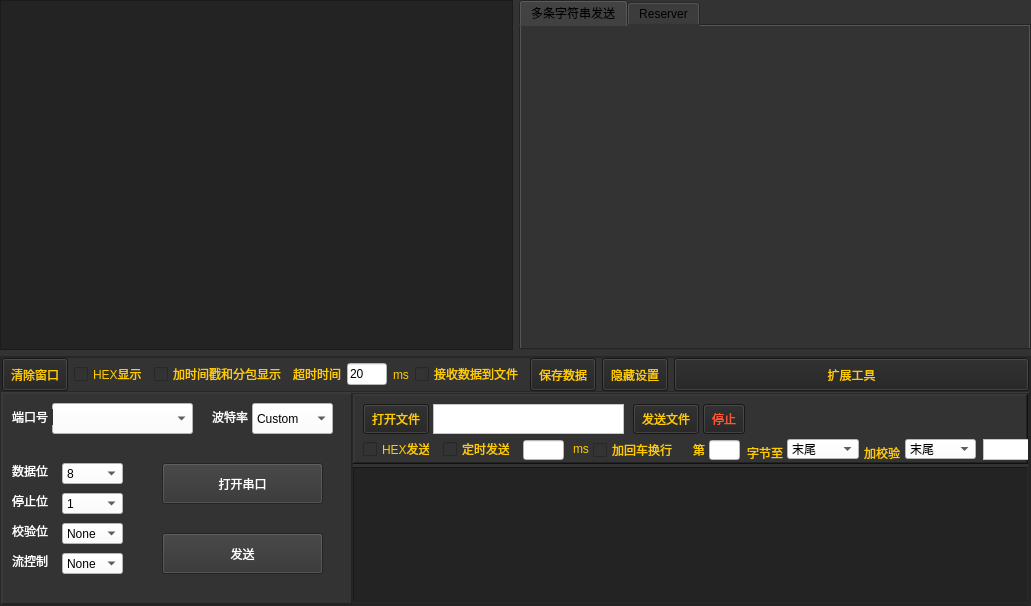
LonelyVenus/AdanceToo, file serial_ui.ui: the form before one commit.
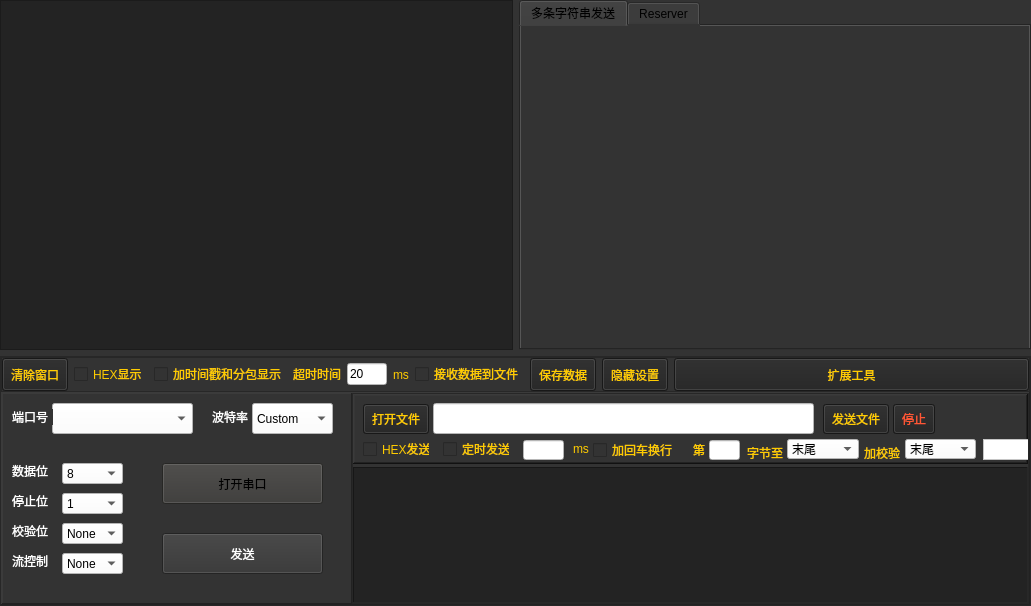
The form after the commit. Icons and pictures are not drawn.

Commit message: 1、增加了USB和TCP窗口 2、增加串口打开、数据发送和接收功能 3、其它功能型界面调整

Diff of the .ui file:
```diff
--- a/serial_ui.ui
+++ b/serial_ui.ui
@@ -570,12 +570,24 @@
                 </rect>
                </property>
                <property name="styleSheet">
-                <string notr="true">font: 11pt &quot;宋体&quot;;
-color: rgb(255, 255, 255);</string>
+                <string notr="true">font: 15pt &quot;黑体&quot;;
+color: rgb(0, 0, 0);
+background-color: rgb(55, 54, 52);</string>
                </property>
                <property name="text">
                 <string>打开串口</string>
                </property>
+               <property name="icon">
+                <iconset>
+                 <normaloff>off_1.png</normaloff>
+                 <normalon>on_1.png</normalon>off_1.png</iconset>
+               </property>
+               <property name="iconSize">
+                <size>
+                 <width>32</width>
+                 <height>32</height>
+                </size>
+               </property>
               </widget>
               <widget class="QLabel" name="label_3">
                <property name="geometry">
@@ -874,33 +886,6 @@
                    <bool>false</bool>
                   </property>
                  </widget>
-                 <widget class="QTextBrowser" name="comFiletextBrowser">
-                  <property name="geometry">
-                   <rect>
-                    <x>80</x>
-                    <y>10</y>
-                    <width>191</width>
-                    <height>30</height>
-                   </rect>
-                  </property>
-                  <property name="sizePolicy">
-                   <sizepolicy hsizetype="Maximum" vsizetype="Maximum">
-                    <horstretch>0</horstretch>
-                    <verstretch>0</verstretch>
-                   </sizepolicy>
-                  </property>
-                  <property name="maximumSize">
-                   <size>
-                    <width>300</width>
-                    <height>30</height>
-                   </size>
-                  </property>
-                  <property name="styleSheet">
-                   <string notr="true">font: 10pt &quot;Times New Roman&quot;;
-background-color: rgb(255, 255, 255);
-color: rgb(0, 0, 0);</string>
-                  </property>
-                 </widget>
                  <widget class="QPushButton" name="comOpenFilepushButton">
                   <property name="geometry">
                    <rect>
@@ -932,7 +917,7 @@
                  <widget class="QPushButton" name="comSendFilepushButton">
                   <property name="geometry">
                    <rect>
-                    <x>280</x>
+                    <x>470</x>
                     <y>10</y>
                     <width>66</width>
                     <height>30</height>
@@ -960,7 +945,7 @@
                  <widget class="QPushButton" name="comFileSendStoppushButton">
                   <property name="geometry">
                    <rect>
-                    <x>350</x>
+                    <x>540</x>
                     <y>10</y>
                     <width>42</width>
                     <height>30</height>
@@ -1210,6 +1195,19 @@
 &lt;p style=&quot;-qt-paragraph-type:empty; margin-top:0px; margin-bottom:0px; margin-left:0px; margin-right:0px; -qt-block-indent:0; text-indent:0px;&quot;&gt;&lt;br /&gt;&lt;/p&gt;&lt;/body&gt;&lt;/html&gt;</string>
                   </property>
                  </widget>
+                 <widget class="QLineEdit" name="comSendFilePathlineEdit">
+                  <property name="geometry">
+                   <rect>
+                    <x>80</x>
+                    <y>9</y>
+                    <width>381</width>
+                    <height>31</height>
+                   </rect>
+                  </property>
+                  <property name="styleSheet">
+                   <string notr="true">background-color: rgb(255, 255, 255);</string>
+                  </property>
+                 </widget>
                 </widget>
                </item>
                <item>
```
Left out of the diff: 3 changed lines with no effect on the pictures. The commit also changes 7 other files.
